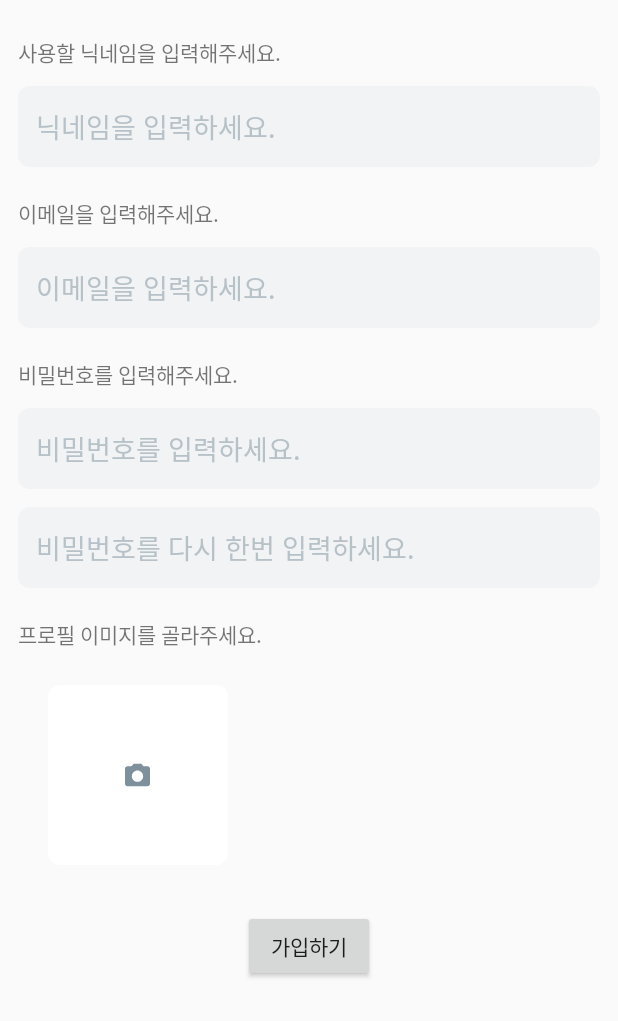
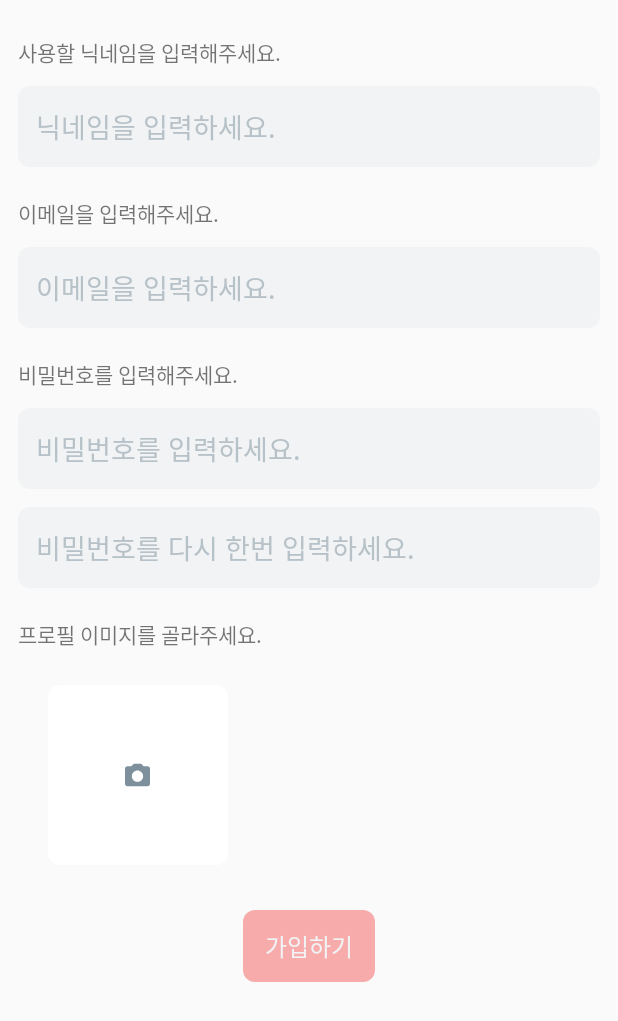
Before and after one commit to new-year-hackathon-team-g/TheTheThe-Android, an Android app: the screen it shows after launch (SignUpActivity), on a phone screen of 412 x 824 dp. Shown: the top 1021 px of the screen. Run offline under Robolectric (Android 15) with nearby library versions, the phone set to English and light mode, and no system bars; pictures from the network do not load.

Commit message:
The Button 구현

```diff
--- /dev/null
+++ b/app/src/main/res/drawable/the_button_background_main.xml
@@ -0,0 +1,12 @@
+<?xml version="1.0" encoding="utf-8"?>
+<selector xmlns:android="http://schemas.android.com/apk/res/android">
+    <item android:state_enabled="false">
+        <shape android:shape="rectangle">
+            <solid android:color="@color/soft_pink" />
+            <corners android:radius="8dp" />
+        </shape>
+    </item>
+
+        <item android:state_enabled="true"
+            android:drawable="@drawable/the_button_ripple"/>
+</selector>
--- /dev/null
+++ b/app/src/main/res/drawable/the_button_ripple.xml
@@ -0,0 +1,10 @@
+<?xml version="1.0" encoding="utf-8"?>
+<ripple xmlns:android="http://schemas.android.com/apk/res/android"
+    android:color="@color/pink">
+    <item>
+        <shape android:shape="rectangle">
+            <solid android:color="@color/ripple_pink" />
+            <corners android:radius="8dp" />
+        </shape>
+    </item>
+</ripple>
--- a/app/src/main/res/layout/fragment_sign_up.xml
+++ b/app/src/main/res/layout/fragment_sign_up.xml
@@ -112,12 +112,13 @@
             android:src="@drawable/camera_icon" />
     </FrameLayout>
 
-    <Button
+    <androidx.appcompat.widget.AppCompatButton
         android:id="@+id/button"
         android:layout_width="wrap_content"
         android:layout_height="wrap_content"
         android:layout_marginTop="30dp"
         android:text="가입하기"
+        style="@style/TheButtonMain"
         app:layout_constraintEnd_toEndOf="parent"
         app:layout_constraintStart_toStartOf="parent"
         app:layout_constraintTop_toBottomOf="@id/image_container" />
--- a/app/src/main/res/values/colors.xml
+++ b/app/src/main/res/values/colors.xml
@@ -11,4 +11,8 @@
     <color name="bronze">#EBC29D</color>
     <color name="grey">#F8F8F8</color>
 
+    <color name="soft_pink">#F6BFBF</color>
+    <color name="pink">#F67878</color>
+    <color name="ripple_pink">#9AF67878</color>
+
 </resources>
--- a/app/src/main/res/values/themes.xml
+++ b/app/src/main/res/values/themes.xml
@@ -6,4 +6,12 @@
     </style>
 
     <style name="Theme.TheTheTheAndroid" parent="Base.Theme.TheTheTheAndroid" />
+
+    <style name="TheButtonMain" parent="Widget.AppCompat.Button">
+        <item name="android:background">@drawable/the_button_background_main</item>
+        <item name="android:textColor">@color/grey100</item>
+        <item name="android:gravity">center</item>
+        <item name="android:textAppearance">@style/text_large_bold</item>
+        <item name="android:stateListAnimator">@null</item>
+    </style>
 </resources>
```
Also changed, not shown: app/src/main/res/values/font_style.xml (added, +108 -0 lines), 2 other files.
